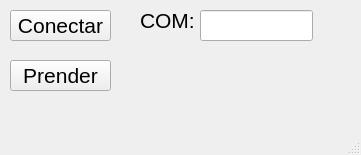
OJoshuaCG/SE_6_U1, file ui_py_ino/ej_btns_leds_2/list_widget.ui: the form before one commit.
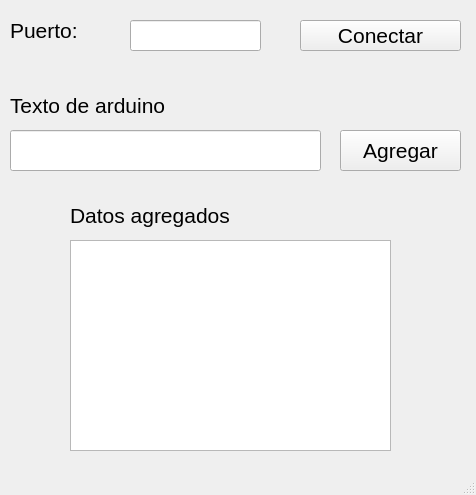
The form after the commit.

Diff of the .ui file:
```diff
--- a/ui_py_ino/ej_btns_leds_2/list_widget.ui
+++ b/ui_py_ino/ej_btns_leds_2/list_widget.ui
@@ -6,8 +6,8 @@
    <rect>
     <x>0</x>
     <y>0</y>
-    <width>361</width>
-    <height>155</height>
+    <width>476</width>
+    <height>495</height>
    </rect>
   </property>
   <property name="windowTitle">
@@ -17,9 +17,9 @@
    <widget class="QPushButton" name="btn_conectar">
     <property name="geometry">
      <rect>
-      <x>10</x>
-      <y>10</y>
-      <width>101</width>
+      <x>300</x>
+      <y>20</y>
+      <width>161</width>
       <height>31</height>
      </rect>
     </property>
@@ -31,31 +31,16 @@
     <property name="text">
      <string>Conectar</string>
     </property>
-   </widget>
-   <widget class="QPushButton" name="btn_accion">
-    <property name="geometry">
-     <rect>
-      <x>10</x>
-      <y>60</y>
-      <width>101</width>
-      <height>31</height>
-     </rect>
-    </property>
-    <property name="font">
-     <font>
-      <pointsize>16</pointsize>
-     </font>
-    </property>
-    <property name="text">
-     <string>Prender</string>
+    <property name="shortcut">
+     <string>Return, Enter</string>
     </property>
    </widget>
    <widget class="QLabel" name="label">
     <property name="geometry">
      <rect>
-      <x>140</x>
-      <y>10</y>
-      <width>61</width>
+      <x>10</x>
+      <y>20</y>
+      <width>111</width>
       <height>21</height>
      </rect>
     </property>
@@ -65,22 +50,112 @@
      </font>
     </property>
     <property name="text">
-     <string>COM:</string>
+     <string>Puerto:</string>
     </property>
    </widget>
    <widget class="QLineEdit" name="txt_com">
     <property name="geometry">
      <rect>
-      <x>200</x>
-      <y>10</y>
-      <width>113</width>
+      <x>130</x>
+      <y>20</y>
+      <width>131</width>
       <height>31</height>
      </rect>
     </property>
     <property name="font">
      <font>
+      <pointsize>14</pointsize>
+     </font>
+    </property>
+   </widget>
+   <widget class="QLineEdit" name="txt_arduino">
+    <property name="enabled">
+     <bool>true</bool>
+    </property>
+    <property name="geometry">
+     <rect>
+      <x>10</x>
+      <y>130</y>
+      <width>311</width>
+      <height>41</height>
+     </rect>
+    </property>
+    <property name="font">
+     <font>
+      <pointsize>12</pointsize>
+     </font>
+    </property>
+   </widget>
+   <widget class="QLabel" name="label_2">
+    <property name="geometry">
+     <rect>
+      <x>10</x>
+      <y>90</y>
+      <width>261</width>
+      <height>31</height>
+     </rect>
+    </property>
+    <property name="font">
+     <font>
       <pointsize>16</pointsize>
      </font>
+    </property>
+    <property name="text">
+     <string>Texto de arduino</string>
+    </property>
+   </widget>
+   <widget class="QPushButton" name="btn_agregar">
+    <property name="geometry">
+     <rect>
+      <x>340</x>
+      <y>130</y>
+      <width>121</width>
+      <height>41</height>
+     </rect>
+    </property>
+    <property name="font">
+     <font>
+      <pointsize>16</pointsize>
+     </font>
+    </property>
+    <property name="text">
+     <string>Agregar</string>
+    </property>
+    <property name="shortcut">
+     <string>Return, Enter</string>
+    </property>
+   </widget>
+   <widget class="QListWidget" name="list_datos">
+    <property name="geometry">
+     <rect>
+      <x>70</x>
+      <y>240</y>
+      <width>321</width>
+      <height>211</height>
+     </rect>
+    </property>
+    <property name="font">
+     <font>
+      <pointsize>12</pointsize>
+     </font>
+    </property>
+   </widget>
+   <widget class="QLabel" name="label_3">
+    <property name="geometry">
+     <rect>
+      <x>70</x>
+      <y>200</y>
+      <width>261</width>
+      <height>31</height>
+     </rect>
+    </property>
+    <property name="font">
+     <font>
+      <pointsize>16</pointsize>
+     </font>
+    </property>
+    <property name="text">
+     <string>Datos agregados</string>
     </property>
    </widget>
   </widget>
```
Left out of the diff: 2 changed lines with no effect on the pictures.
